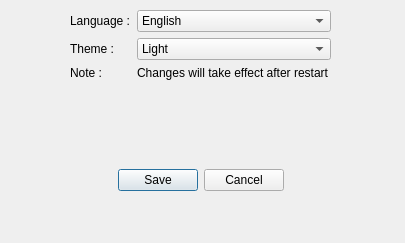
First picture: the form in source_code/settingsdialog.ui, repository Aissa94/PFE_Project, before the edit.
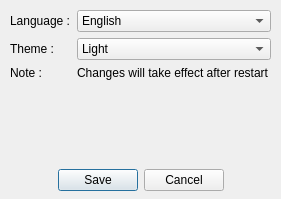
Second picture: the form after the edit.

The edit to the form file:
```diff
--- a/source_code/settingsdialog.ui
+++ b/source_code/settingsdialog.ui
@@ -6,8 +6,8 @@
    <rect>
     <x>0</x>
     <y>0</y>
-    <width>405</width>
-    <height>243</height>
+    <width>281</width>
+    <height>199</height>
    </rect>
   </property>
   <property name="windowTitle">
@@ -16,7 +16,7 @@
   <widget class="QWidget" name="layoutWidget">
    <property name="geometry">
     <rect>
-     <x>70</x>
+     <x>10</x>
      <y>10</y>
      <width>261</width>
      <height>181</height>
```
Left out of the diff: 38 changed lines with no effect on the pictures.
